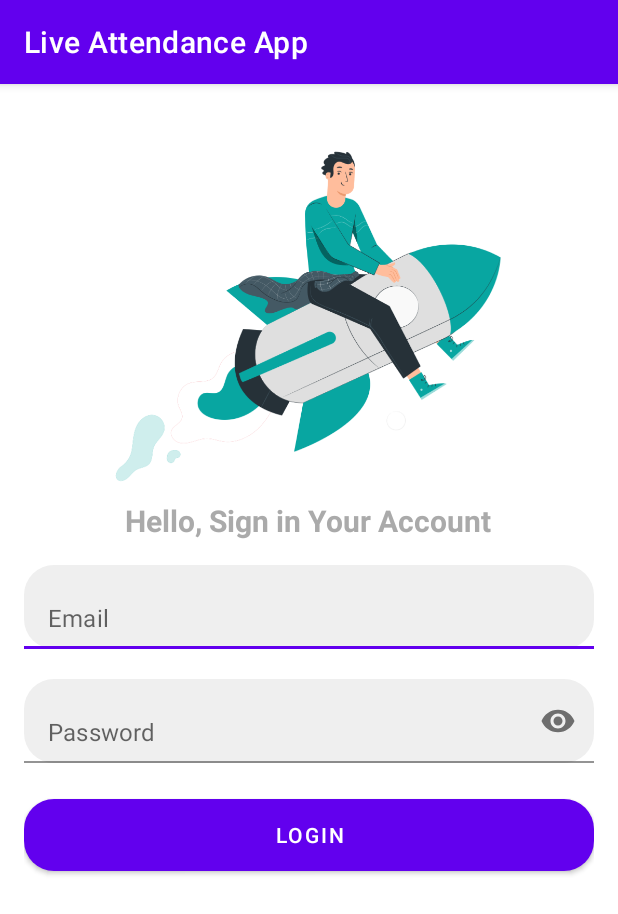
After one commit to anggraanutomo/live-attendance, an Android app: the LoginActivity screen opened directly, with no data from a screen before it, on a phone screen of 412 x 824 dp. The commit adds this screen. Shown: the top 914 px of the screen. Run offline under Robolectric (Android 15) with nearby library versions, the phone set to English and light mode, and no system bars.

Commit message:
ui: add login page

```diff
--- a/app/src/main/AndroidManifest.xml
+++ b/app/src/main/AndroidManifest.xml
@@ -9,6 +9,9 @@
         android:roundIcon="@mipmap/ic_launcher_round"
         android:supportsRtl="true"
         android:theme="@style/Theme.LiveAttendanceApp">
+        <activity
+            android:name=".views.login.LoginActivity"
+            android:exported="true" />
         <activity
             android:name=".views.splash.SplashActivity"
             android:exported="true" />
--- /dev/null
+++ b/app/src/main/java/id/anggra/liveattendanceapp/views/login/LoginActivity.kt
@@ -0,0 +1,12 @@
+package id.anggra.liveattendanceapp.views.login
+
+import androidx.appcompat.app.AppCompatActivity
+import android.os.Bundle
+import id.anggra.liveattendanceapp.R
+
+class LoginActivity : AppCompatActivity() {
+    override fun onCreate(savedInstanceState: Bundle?) {
+        super.onCreate(savedInstanceState)
+        setContentView(R.layout.activity_login)
+    }
+}
--- /dev/null
+++ b/app/src/main/res/drawable/bg_btn_primary.xml
@@ -0,0 +1,8 @@
+<?xml version="1.0" encoding="utf-8"?>
+<shape xmlns:android="http://schemas.android.com/apk/res/android"
+    android:shape="rectangle">
+
+    <corners android:radius="20dp"/>
+    <solid android:color="@color/colorPrimary"/>
+
+</shape>
--- /dev/null
+++ b/app/src/main/res/drawable/bg_edit_text.xml
@@ -0,0 +1,7 @@
+<?xml version="1.0" encoding="utf-8"?>
+<shape xmlns:android="http://schemas.android.com/apk/res/android"
+    android:shape="rectangle">
+
+    <corners android:radius="20dp" />
+    <solid android:color="#EFEFEF" />
+</shape>
--- /dev/null
+++ b/app/src/main/res/layout/activity_login.xml
@@ -0,0 +1,78 @@
+<?xml version="1.0" encoding="utf-8"?>
+<ScrollView xmlns:android="http://schemas.android.com/apk/res/android"
+    xmlns:app="http://schemas.android.com/apk/res-auto"
+    xmlns:tools="http://schemas.android.com/tools"
+    android:layout_width="match_parent"
+    android:layout_height="match_parent"
+    android:fillViewport="true"
+    tools:context=".views.login.LoginActivity">
+
+
+    <LinearLayout
+        android:layout_width="match_parent"
+        android:layout_height="wrap_content"
+        android:gravity="center_horizontal"
+        android:orientation="vertical"
+        android:paddingStart="16dp"
+        android:paddingEnd="16dp">
+
+        <ImageView
+            android:layout_width="wrap_content"
+            android:layout_height="wrap_content"
+            android:src="@drawable/image_login" />
+
+        <TextView
+            android:layout_width="wrap_content"
+            android:layout_height="wrap_content"
+            android:text="@string/hello_sign_in_your_account"
+            android:textColor="@android:color/darker_gray"
+            android:textSize="20sp"
+            android:textStyle="bold" />
+
+        <com.google.android.material.textfield.TextInputLayout
+            android:layout_width="match_parent"
+            android:layout_height="56dp"
+            android:layout_marginTop="16dp"
+            app:hintEnabled="false">
+
+            <com.google.android.material.textfield.TextInputEditText
+                android:id="@+id/et_email_login"
+                android:layout_width="match_parent"
+                android:layout_height="match_parent"
+                android:background="@drawable/bg_edit_text"
+                android:hint="@string/email"
+                android:inputType="textEmailAddress"
+                android:paddingStart="16dp"
+                android:paddingEnd="16dp" />
+        </com.google.android.material.textfield.TextInputLayout>
+
+        <com.google.android.material.textfield.TextInputLayout
+            android:layout_width="match_parent"
+            android:layout_height="56dp"
+            android:layout_marginTop="20dp"
+            app:endIconMode="password_toggle"
+            app:hintEnabled="false">
+
+            <com.google.android.material.textfield.TextInputEditText
+                android:id="@+id/et_password_login"
+                android:layout_width="match_parent"
+                android:layout_height="match_parent"
+                android:background="@drawable/bg_edit_text"
+                android:hint="@string/password"
+                android:inputType="textPassword"
+                android:paddingStart="16dp"
+                android:paddingEnd="16dp" />
+        </com.google.android.material.textfield.TextInputLayout>
+
+        <Button
+            android:id="@+id/btn_login"
+            android:layout_width="match_parent"
+            android:layout_height="wrap_content"
+            android:layout_marginTop="24dp"
+            android:text="@string/login"
+            android:textColor="@color/white"
+            android:background="@drawable/bg_btn_primary"/>
+
+    </LinearLayout>
+
+</ScrollView>
--- a/app/src/main/res/values/strings.xml
+++ b/app/src/main/res/values/strings.xml
@@ -1,3 +1,7 @@
 <resources>
     <string name="app_name">Live Attendance App</string>
+    <string name="hello_sign_in_your_account">Hello, Sign in Your Account</string>
+    <string name="email">Email</string>
+    <string name="password">Password</string>
+    <string name="login">Login</string>
 </resources>
```
